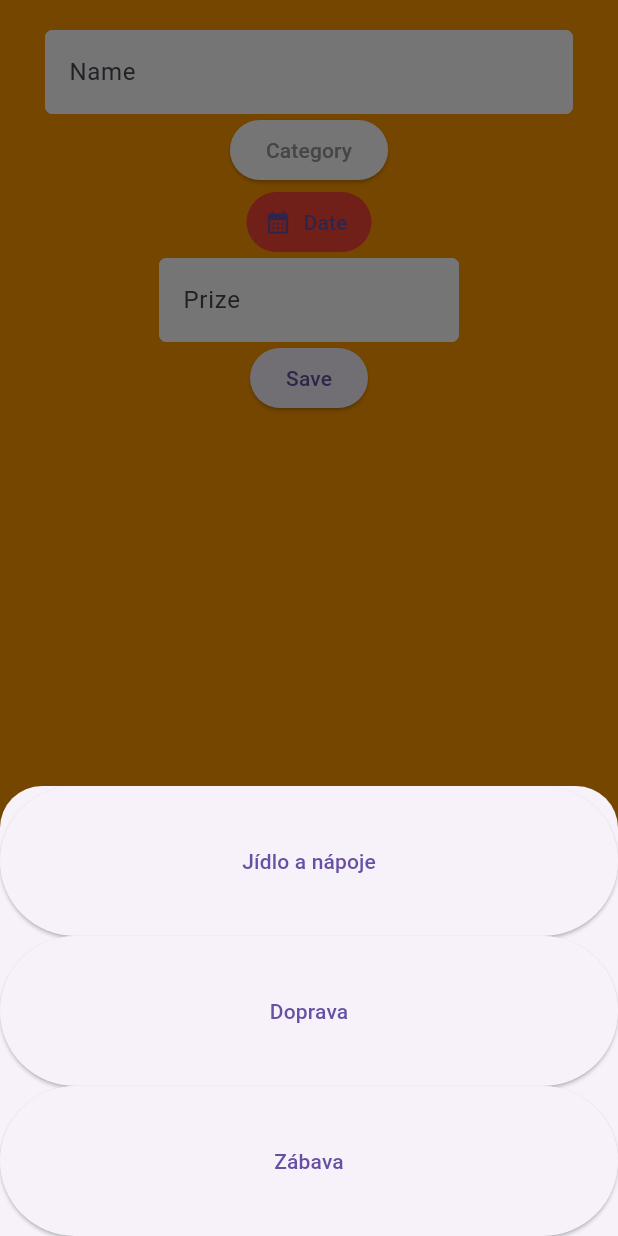
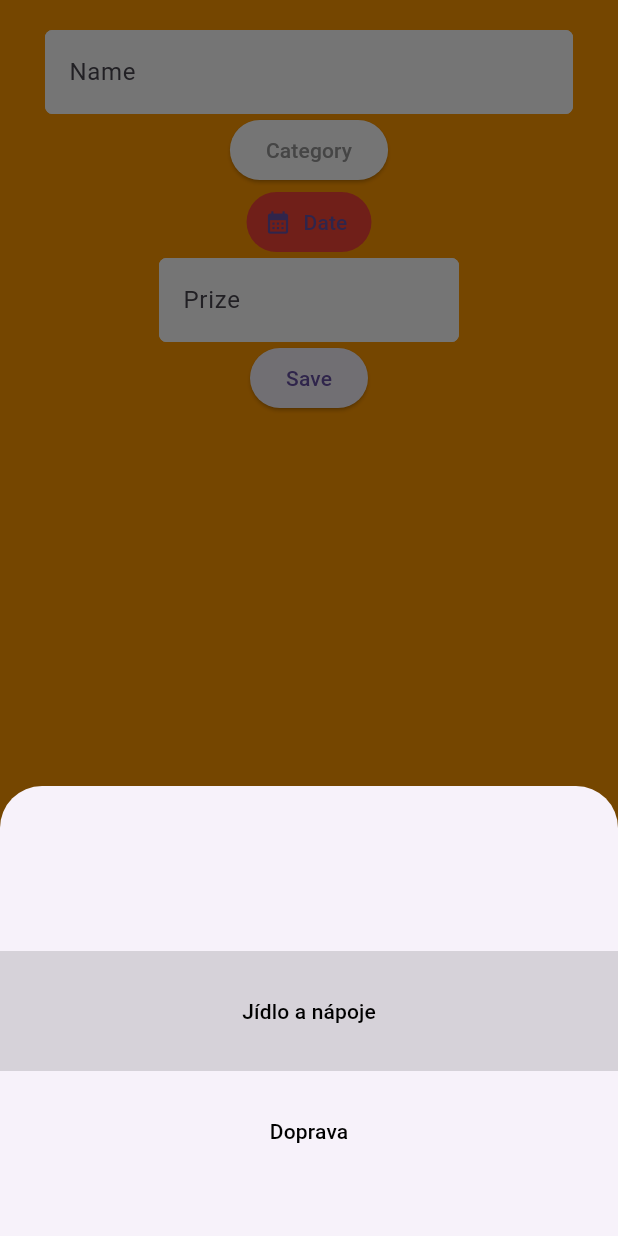
Before and after one commit to drapek9/expense_tracker, a Flutter app: the screen it shows after launch, after a tap on "Category", on a phone screen of 412 x 824 dp. Run offline on Flutter 3.47's test engine with Material 3 defaults, Android fonts, the phone set to English and light mode, and no system bars; drawn by our look-alikes of scroll_snap_list.

```diff
--- a/lib/home/home_main.dart
+++ b/lib/home/home_main.dart
@@ -1,4 +1,5 @@
 import 'package:flutter/material.dart';
+import 'package:scroll_snap_list/scroll_snap_list.dart';
 
 class HomeScreen extends StatefulWidget {
   const HomeScreen({super.key});
@@ -102,28 +103,52 @@ class TextInput extends StatelessWidget {
 void showCategoryList(context, optionsList, setFunction){
 
   showModalBottomSheet(
+    enableDrag: false,
     context: context,
     builder: (context){
       return SizedBox(
         height: 300,
         width: double.infinity,
-        child: ListView.builder(
-          physics: BouncingScrollPhysics(),
-          itemCount: optionsList.keys.length,
-          itemBuilder: (context, index) {
+        child: Stack(
+          alignment: AlignmentDirectional.center,
+          children:[ ScrollSnapList(
+            onItemFocus: (index){
+            },
+            itemSize: 80,
+            itemBuilder: (context, index){
               int theValue = optionsList.keys.toList()[index];
               return SizedBox(
-              height: 100,
-              child: ElevatedButton(
+                height: 80,
+                child: TextButton(
+                  style: TextButton.styleFrom(
+                    backgroundColor: const Color.fromARGB(0, 255, 255, 255),
+                    splashFactory: NoSplash.splashFactory,
+                    overlayColor: const Color.fromARGB(0, 255, 255, 255)
+                  ),
                   onPressed: (){
                     setFunction(theValue);
                   },
                   child: Text(
-                optionsList[theValue]
-              ),)
+                  optionsList[theValue],
+                  style: TextStyle(
+                    color: Colors.black
+                  ),
+                )
+                ,)
               );
-          }
+            },
+            itemCount: optionsList.keys.length,
+            scrollDirection: Axis.vertical,
             ),
+          SizedBox(
+            width: double.infinity,
+            height: 80,
+            child: Container(
+              color: const Color.fromARGB(34, 0, 0, 0),
+            ),
+          )
+          ]
+        )
       );
     });
 }
--- a/pubspec.yaml
+++ b/pubspec.yaml
@@ -34,6 +34,7 @@ dependencies:
   # The following adds the Cupertino Icons font to your application.
   # Use with the CupertinoIcons class for iOS style icons.
   cupertino_icons: ^1.0.8
+  scroll_snap_list: ^0.9.1
 
 dev_dependencies:
   flutter_test:
```
Also changed, not shown: pubspec.lock. Lines whose indentation alone changed are shown as unchanged.
